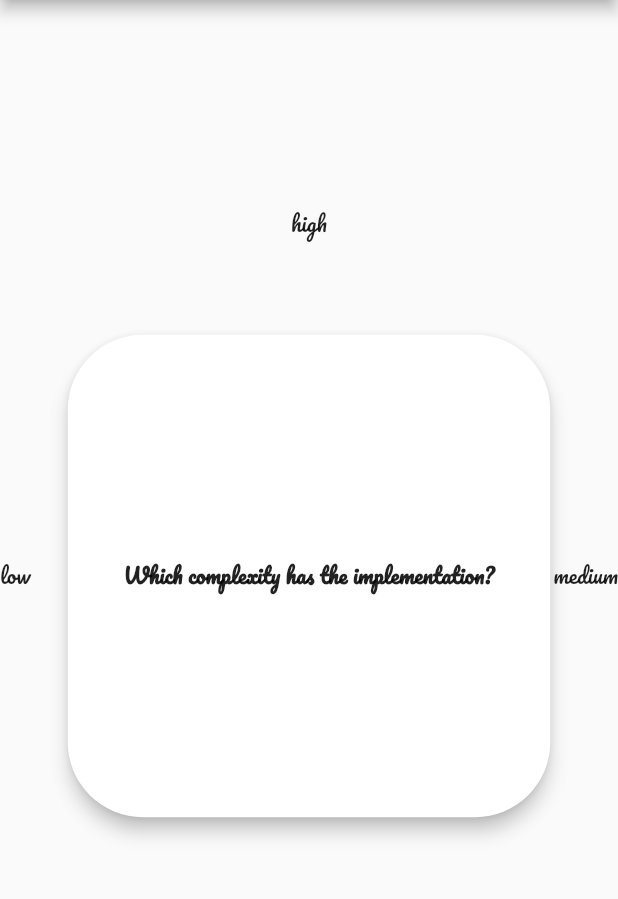
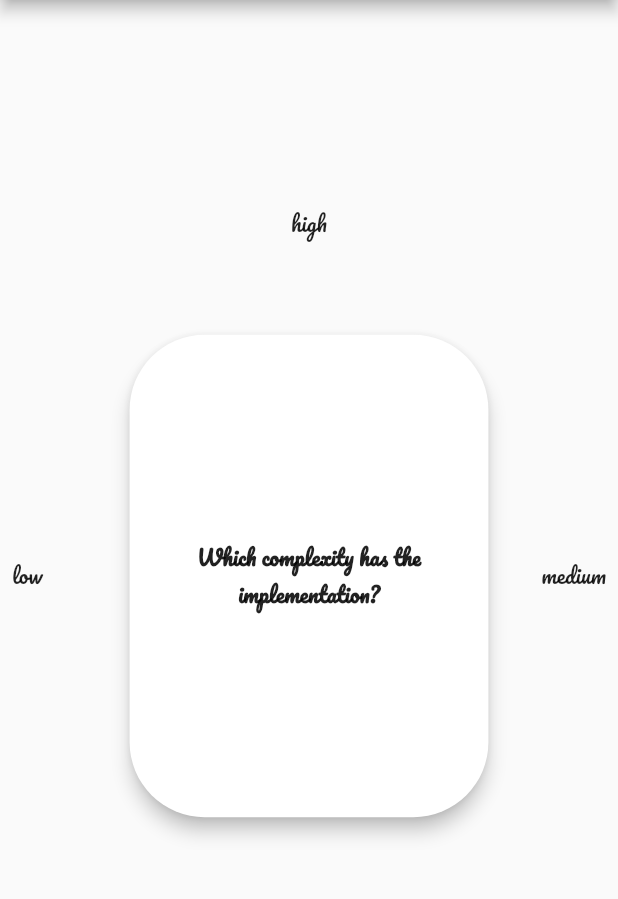
Before and after one commit to finkmoritz/teamutil, a Flutter app: the QaPage screen opened directly, on a phone screen of 412 x 824 dp, the part 84-983 px from its top. Run offline on Flutter 3.47's test engine with Material 2 defaults, Android fonts, the phone set to English and light mode, and no system bars; drawn by our look-alikes of flutter_tindercard; our stand-ins replace google_fonts.

Commit message:
Add padding

```diff
--- a/lib/components/estimation_tinder_card.dart
+++ b/lib/components/estimation_tinder_card.dart
@@ -21,9 +21,9 @@ class EstimationTinderCard extends StatelessWidget {
       height: MediaQuery.of(context).size.height * 0.6,
       child: Center(
         child: TinderSwapCard(
-          maxWidth: MediaQuery.of(context).size.width * 0.8,
+          maxWidth: MediaQuery.of(context).size.width * 0.6,
           maxHeight: MediaQuery.of(context).size.width * 0.8,
-          minWidth: MediaQuery.of(context).size.width * 0.7,
+          minWidth: MediaQuery.of(context).size.width * 0.5,
           minHeight: MediaQuery.of(context).size.width * 0.7,
           swipeUp: true,
           swipeDown: true,
@@ -77,7 +77,7 @@ class EstimationTinderCard extends StatelessWidget {
                   ),
                 ),
               );
-            } else {
+            } else if(answerIndex != null) {
               Navigator.push(
                 context,
                 MaterialPageRoute(
--- a/lib/pages/qa_page.dart
+++ b/lib/pages/qa_page.dart
@@ -42,9 +42,11 @@ class QaPage extends StatelessWidget {
       },
       child: Scaffold(
         appBar: AppBar(
-          title: Text('Estimation Tinder'),
+          title: const Text('Estimation Tinder'),
         ),
-        body: Center(
+        body: Padding(
+          padding: const EdgeInsets.all(8.0),
+          child: Center(
             child: Stack(
               children: <Widget>[
                     EstimationTinderCard(
@@ -55,6 +57,7 @@ class QaPage extends StatelessWidget {
             ),
           ),
         ),
+      ),
     );
   }
 }
```
Lines whose indentation alone changed are shown as unchanged.
